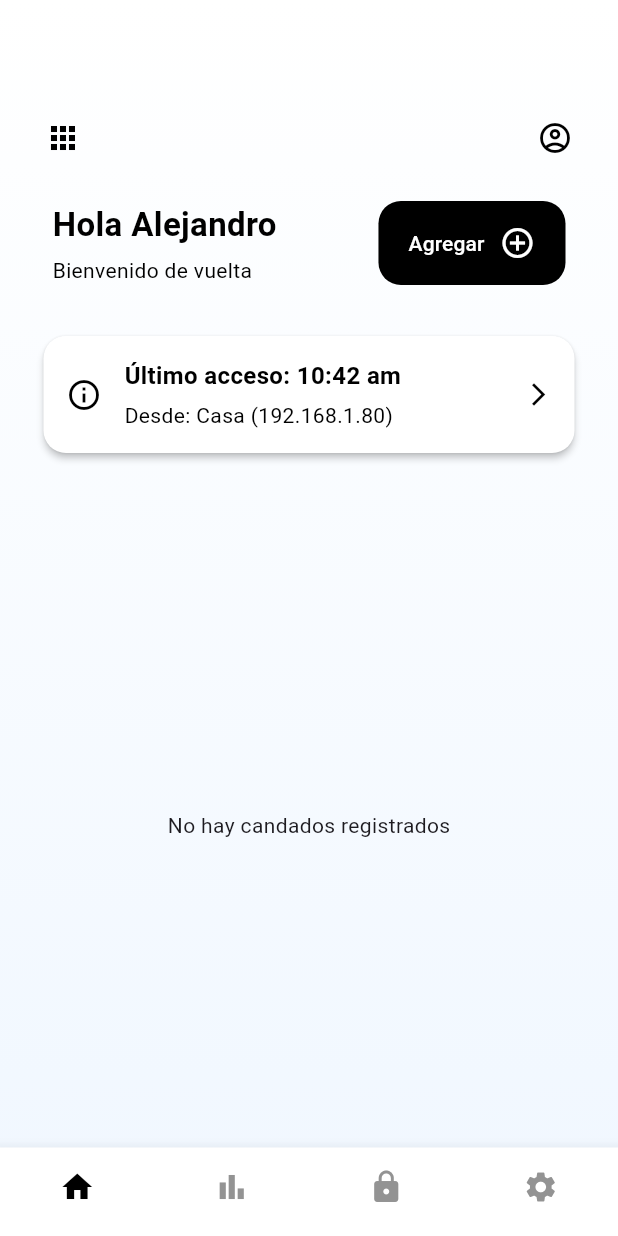
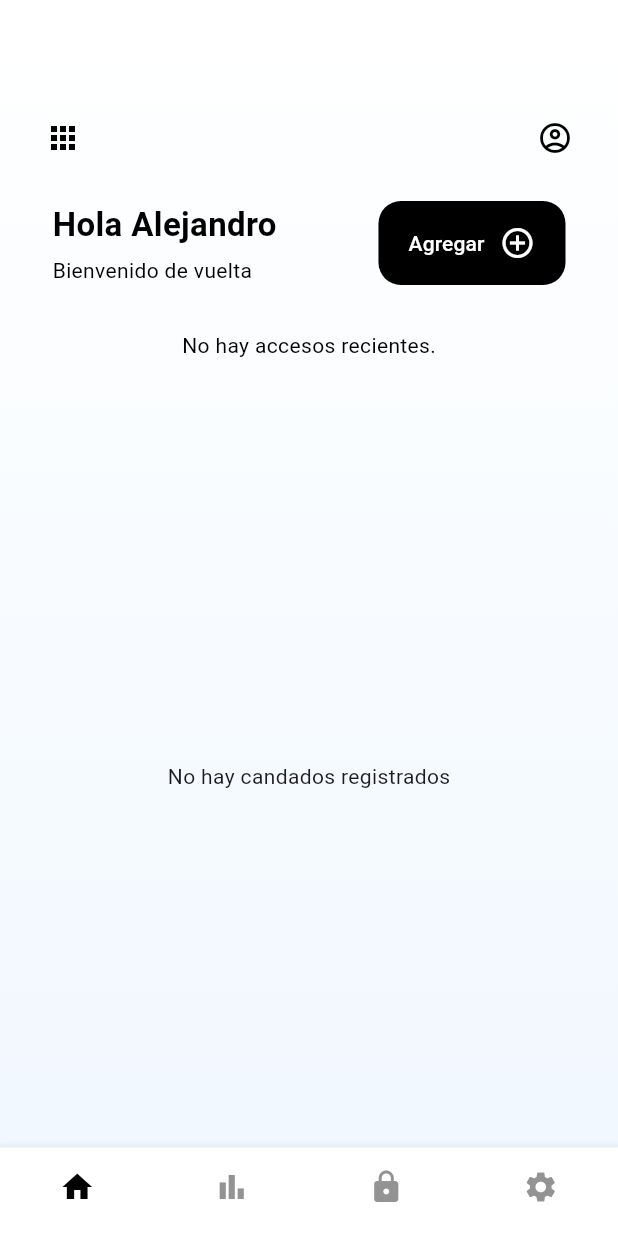
Before and after one commit to AlexGoodD/knocklock, a Flutter app: the screen it shows once a user with an empty profile is signed in, on a phone screen of 412 x 824 dp. Run offline on Flutter 3.47's test engine with Material 3 defaults, Android fonts, the phone set to English and light mode, and no system bars; our stand-ins replace cloud_firestore, firebase_auth, firebase_core, firebase_database, rxdart, vibration; accounts and stored records are empty.

Commit message:
Ultimo acceso con funcionalidad real

```diff
--- a/lib/navigation/main_navigator.dart
+++ b/lib/navigation/main_navigator.dart
@@ -26,11 +26,17 @@ class _MainNavigatorState extends State<MainNavigator> {
             _showBottomBar = !isExpanded;
           });
         },
+        onNavigateTo: (index) {
+          setState(() {
+            _selectedIndex = index;
+          });
+        },
       ),
-      LogsScreen(),
+      const LogsScreen(),
       const PlaceholderScreen(title: 'Locks'),
       const PlaceholderScreen(title: 'Settings'),
     ];
+
 
     return Container(
         decoration: const BoxDecoration(
--- a/lib/screens/home_screen.dart
+++ b/lib/screens/home_screen.dart
@@ -2,7 +2,8 @@ import '../core/imports.dart';
 
 class HomeScreen extends StatefulWidget {
   final void Function(bool isExpanded)? onExpandChange;
-  const HomeScreen({super.key, this.onExpandChange});
+  final void Function(int index)? onNavigateTo;
+  const HomeScreen({super.key, this.onExpandChange, this.onNavigateTo});
 
   @override
   State<HomeScreen> createState() => _HomeScreenState();
@@ -21,8 +22,6 @@ class _HomeScreenState extends State<HomeScreen> {
   void addLock() async {
     final name = nameController.text;
     final ip = ipController.text;
-    final id = ipController.text;
-
 
     if (name.isNotEmpty && ip.isNotEmpty) {
       await lockController.agregarLock(name, ip);
@@ -168,7 +167,12 @@ class _HomeScreenState extends State<HomeScreen> {
                   duration: const Duration(milliseconds: 300),
                   child: Padding(
                     padding: const EdgeInsets.symmetric(horizontal: 25.0),
-                    child: LatestLogCard(onPressed: showAddLockDialog),
+                    child: LatestLogCard(
+                      lockController: lockController,
+                      onPressed: () {
+                        widget.onNavigateTo?.call(1); // 👈🏻 Cambia al tab 1 (Logs)
+                      },
+                    ),
                   ),
                 ),
               ],
--- a/lib/widgets/latest_log_access.dart
+++ b/lib/widgets/latest_log_access.dart
@@ -1,14 +1,42 @@
 import 'package:knocklock_flutter/core/imports.dart';
+import 'package:intl/intl.dart';
 
 class LatestLogCard extends StatelessWidget {
-  final VoidCallback onPressed;
+  final LockController lockController;
+  final VoidCallback? onPressed;
 
-  const LatestLogCard({required this.onPressed, super.key});
+  const LatestLogCard({required this.lockController, this.onPressed, super.key});
 
   @override
   Widget build(BuildContext context) {
+    return StreamBuilder<List<MapEntry<AccessLog, Lock>>>(
+      stream: lockController.obtenerLogsConLocks(),
+      builder: (context, snapshot) {
+        if (snapshot.hasError) {
+          return const Center(
+            child: Text(
+              'Error al cargar el último acceso',
+              style: TextStyle(color: Colors.red),
+            ),
+          );
+        }
+
+        if (!snapshot.hasData || snapshot.data!.isEmpty) {
+          return const Center(
+            child: Text(
+              'No hay accesos recientes.',
+              style: TextStyle(color: AppColors.primaryColor),
+            ),
+          );
+        }
+
+        // Obtén el último log
+        final latestLog = snapshot.data!.first;
+        final log = latestLog.key;
+        final lock = latestLog.value;
+
         return GestureDetector(
-      onTap: onPressed,
+          onTap: onPressed, // Usa el callback aquí
           child: Card(
             shape: RoundedRectangleBorder(
               borderRadius: BorderRadius.circular(15),
@@ -27,19 +55,19 @@ class LatestLogCard extends StatelessWidget {
                   Expanded(
                     child: Column(
                       crossAxisAlignment: CrossAxisAlignment.start,
-                  children: const [
+                      children: [
                         Text(
-                      'Último acceso: 10:42 am',
-                      style: TextStyle(
+                          'Último acceso: ${DateFormat('h:mm a').format(log.timestamp)}',
+                          style: const TextStyle(
                             color: AppColors.primaryColor,
                             fontSize: 16,
                             fontWeight: FontWeight.bold,
                           ),
                         ),
-                    SizedBox(height: 5),
+                        const SizedBox(height: 5),
                         Text(
-                      'Desde: Casa (192.168.1.80)',
-                      style: TextStyle(
+                          'Desde: ${lock.name} (${lock.ip})',
+                          style: const TextStyle(
                             color: AppColors.primaryColor,
                             fontSize: 14,
                           ),
@@ -57,5 +85,7 @@ class LatestLogCard extends StatelessWidget {
             ),
           ),
         );
+      },
+    );
   }
 }
--- a/lib/widgets/log_item.dart
+++ b/lib/widgets/log_item.dart
@@ -1,4 +1,5 @@
 import 'package:knocklock_flutter/core/imports.dart';
+import 'package:intl/intl.dart';
 
 class LogCard extends StatelessWidget {
   final AccessLog log;
@@ -44,7 +45,7 @@ class LogCard extends StatelessWidget {
                         ),
                         const SizedBox(width: 5),
                         Text(
-                          '${log.timestamp.day} de ${_getMonthName(log.timestamp.month)} del ${log.timestamp.year}, ${log.timestamp.hour}:${log.timestamp.minute.toString().padLeft(2, '0')}',
+                          '${log.timestamp.day} de ${_getMonthName(log.timestamp.month)} del ${log.timestamp.year}, ${DateFormat('h:mm a').format(log.timestamp)}',
                           style: AppTextStyles.HelperItemsSecondaryStyle,
                         ),
                         const Spacer(),
--- a/pubspec.yaml
+++ b/pubspec.yaml
@@ -45,6 +45,7 @@ dependencies:
   wave: ^0.2.2
   audio_waveforms: ^1.3.0
   http: ^1.3.0
+  intl: ^0.20.2
 
 dev_dependencies:
   flutter_test:
```
Also changed, not shown: pubspec.lock. Lines whose indentation alone changed are shown as unchanged.
